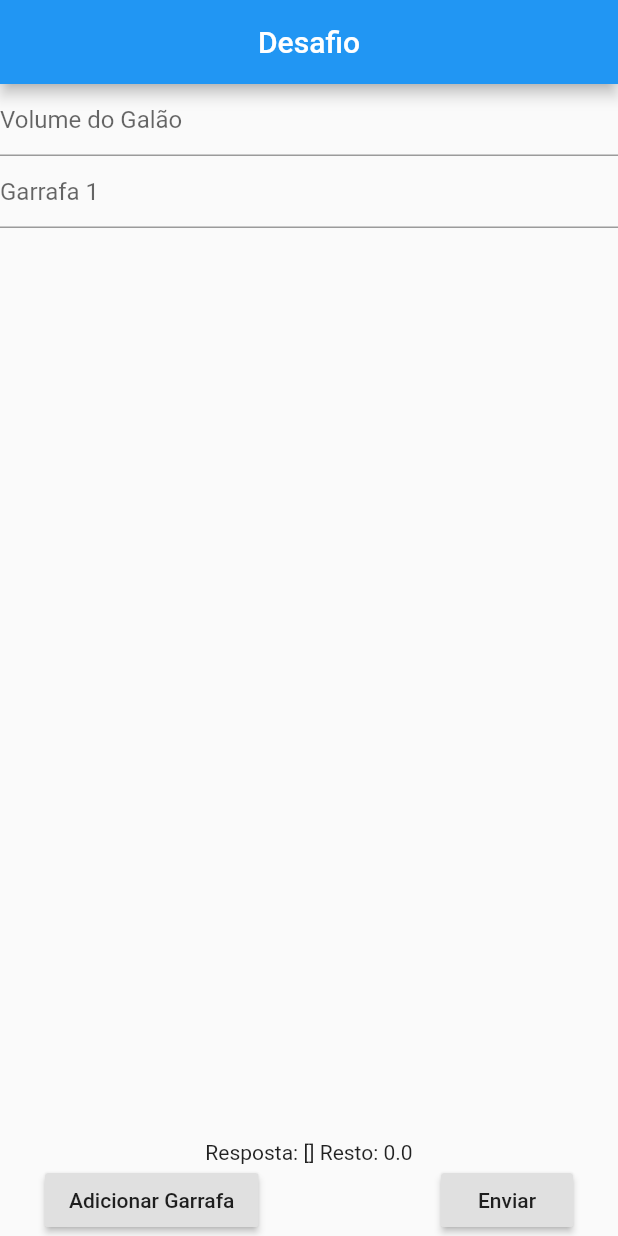
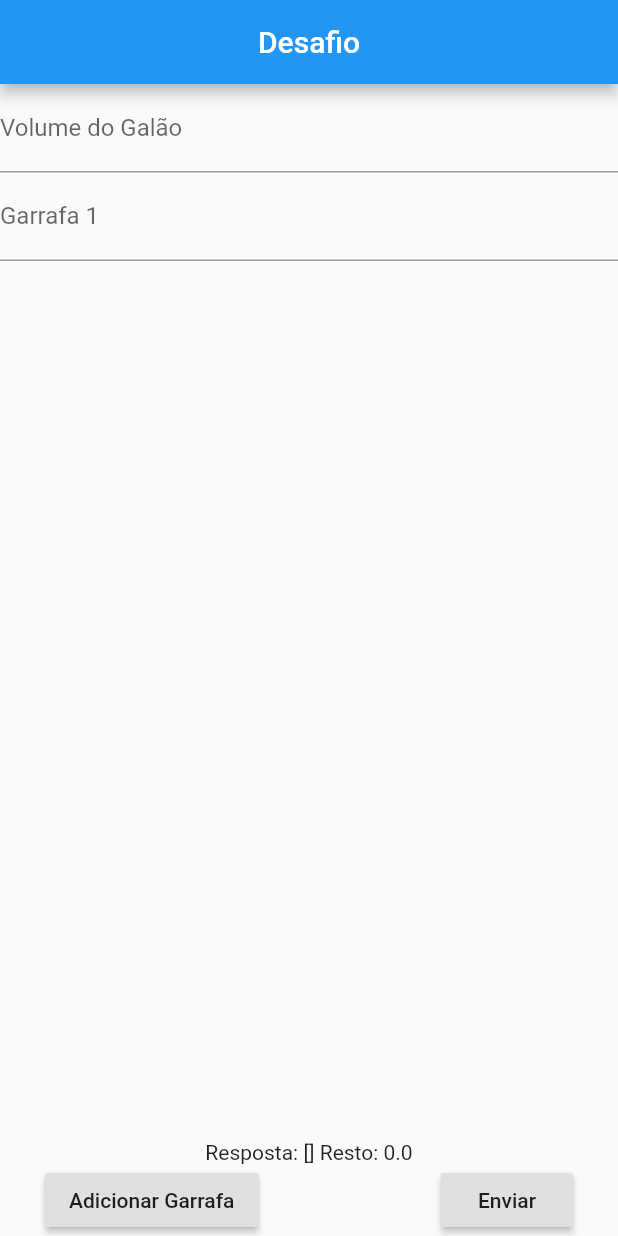
Before and after one commit to felipefranca824/desafio_yeslist, a Flutter app: the screen it shows after launch, on a phone screen of 412 x 824 dp. Run offline on Flutter 3.47's test engine with Material 2 defaults, Android fonts, the phone set to English and light mode, and no system bars.

Commit message:
Tipo de tecladodefinido para numeros

```diff
--- a/lib/controllers/home_page_controller.dart
+++ b/lib/controllers/home_page_controller.dart
@@ -56,10 +56,12 @@ class HomePageController extends ChangeNotifier {
   }
 
   setBottles() {
+    response.clear();
     bottles.clear();
     for (var controller in listFieldControllers) {
       bottles.add(double.parse(controller.value.text));
     }
+    printControllers();
     printBottles();
   }
 
--- a/lib/pages/home_page.dart
+++ b/lib/pages/home_page.dart
@@ -20,6 +20,7 @@ class _HomePageState extends State<HomePage> {
     super.initState();
     _homePageController.addFieldController();
   }
+
   @override
   Widget build(BuildContext context) {
     return Scaffold(
@@ -34,9 +35,9 @@ class _HomePageState extends State<HomePage> {
                 children: [
                   TextFormField(
                     controller: _gallonController,
+                    keyboardType: TextInputType.number,
                     decoration: InputDecoration(
-                      hintText: 'Volume do Galão',
-                    ),
+                        labelText: 'Volume do Galão', hintText: 'Ex.: 5'),
                   ),
                   Expanded(
                     child: ListView.builder(
@@ -47,8 +48,7 @@ class _HomePageState extends State<HomePage> {
                     ),
                   ),
                   Text(
-                    'Resposta: ${_homePageController.response} Resto: ${_homePageController.rest}'
-                  ),
+                      'Resposta: ${_homePageController.response} Resto: ${_homePageController.rest}'),
                   Padding(
                       padding: EdgeInsets.symmetric(horizontal: 30.0),
                       child: Row(
@@ -56,13 +56,14 @@ class _HomePageState extends State<HomePage> {
                         children: [
                           RaisedButton(
                             onPressed: () {
-                               _homePageController.addFieldController();
+                              _homePageController.addFieldController();
                             },
                             child: Text('Adicionar Garrafa'),
                           ),
                           RaisedButton(
                             onPressed: () {
-                              _homePageController.submit(_gallonController.value.text);
+                              _homePageController
+                                  .submit(_gallonController.value.text);
                             },
                             child: Text('Enviar'),
                           )
@@ -79,9 +80,10 @@ class _HomePageState extends State<HomePage> {
       children: [
         Expanded(
             child: TextFormField(
-              controller: _homePageController.listFieldControllers.elementAt(index),
+          keyboardType: TextInputType.number,
+          controller: _homePageController.listFieldControllers.elementAt(index),
           decoration: InputDecoration(
-            hintText: 'Garrafa ${index + 1}',
+            labelText: 'Garrafa ${index + 1}',
           ),
         )),
       ],
```
